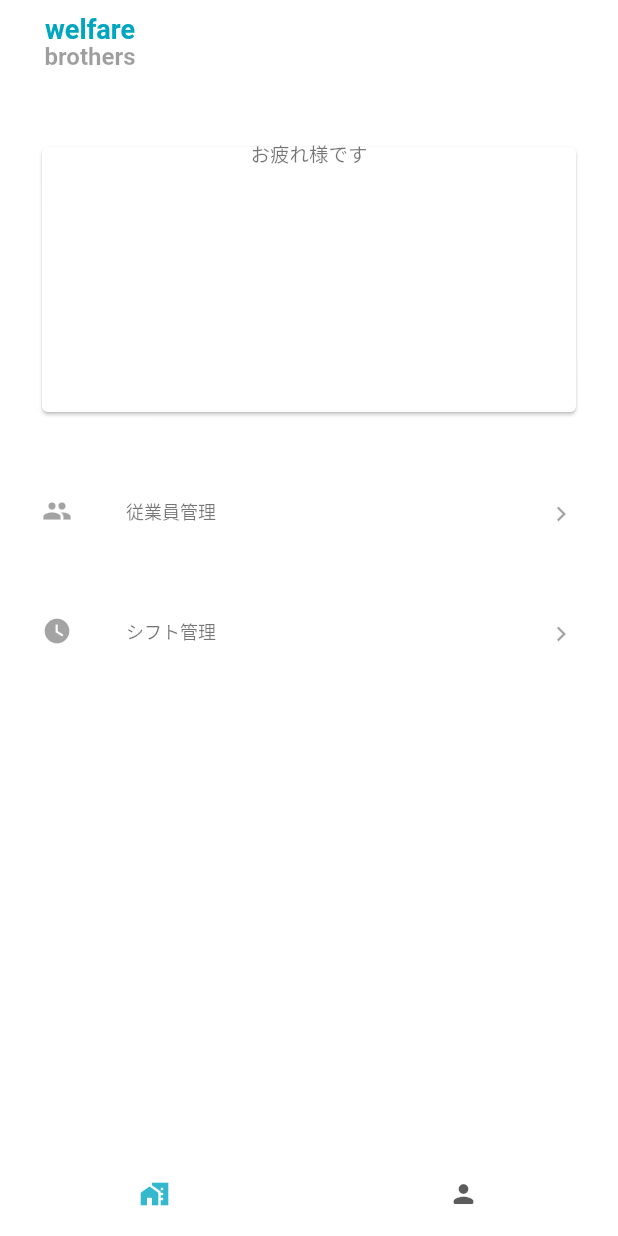
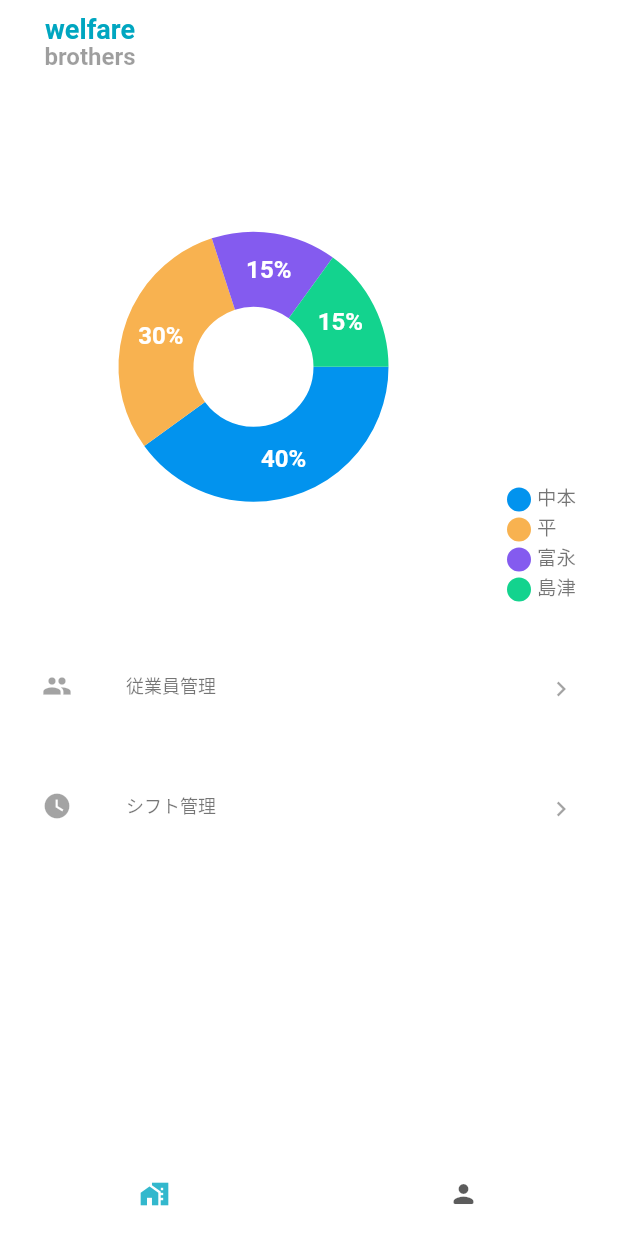
Before and after one commit to offg/welfarebrothers_for_woker, a Flutter app: the screen it shows after launch, on a phone screen of 412 x 824 dp. Run offline on Flutter 3.47's test engine with Material 2 defaults, Android fonts, the phone set to English and light mode, and no system bars; drawn by our look-alikes of fl_chart; our stand-ins replace dio, flutter_slidable, get_it; missing offline and left inert: welfarebrothers_for_worker_api_client.

Commit message:
small update

```diff
--- /dev/null
+++ b/lib/components/dashboard/dashboard.dart
@@ -0,0 +1,135 @@
+import 'package:fl_chart/fl_chart.dart';
+import 'package:flutter/material.dart';
+
+import 'indicator.dart';
+
+class PieChartDashboard extends StatefulWidget {
+  @override
+  _PieChartDashboardState createState() => _PieChartDashboardState();
+}
+
+class _PieChartDashboardState extends State<PieChartDashboard> {
+  int touchedIndex;
+  @override
+  Widget build(BuildContext context) {
+    return AspectRatio(
+      aspectRatio: 1.3,
+      child: Row(
+        children: <Widget>[
+          const SizedBox(
+            height: 18,
+          ),
+          Expanded(
+            child: AspectRatio(
+              aspectRatio: 1,
+              child: PieChart(
+                PieChartData(
+                    pieTouchData: PieTouchData(touchCallback: (pieTouchResponse) {
+                      setState(() {
+                        if (pieTouchResponse.touchInput is FlLongPressEnd || pieTouchResponse.touchInput is FlPanEnd) {
+                          touchedIndex = -1;
+                        } else {
+                          touchedIndex = pieTouchResponse.touchedSectionIndex;
+                        }
+                      });
+                    }),
+                    borderData: FlBorderData(
+                      show: false,
+                    ),
+                    sectionsSpace: 0,
+                    centerSpaceRadius: 40,
+                    sections: showingSections()),
+              ),
+            ),
+          ),
+          Column(
+            mainAxisSize: MainAxisSize.max,
+            mainAxisAlignment: MainAxisAlignment.end,
+            crossAxisAlignment: CrossAxisAlignment.start,
+            children: const <Widget>[
+              Indicator(
+                color: Color(0xff0293ee),
+                text: '中本',
+                isSquare: false,
+              ),
+              SizedBox(
+                height: 4,
+              ),
+              Indicator(
+                color: Color(0xfff8b250),
+                text: '平',
+                isSquare: false,
+              ),
+              SizedBox(
+                height: 4,
+              ),
+              Indicator(
+                color: Color(0xff845bef),
+                text: '富永',
+                isSquare: false,
+              ),
+              SizedBox(
+                height: 4,
+              ),
+              Indicator(
+                color: Color(0xff13d38e),
+                text: '島津',
+                isSquare: false,
+              ),
+              SizedBox(
+                height: 18,
+              ),
+            ],
+          ),
+          const SizedBox(
+            width: 28,
+          ),
+        ],
+      ),
+    );
+  }
+
+  List<PieChartSectionData> showingSections() {
+    return List.generate(4, (i) {
+      final isTouched = i == touchedIndex;
+      final double fontSize = isTouched ? 25 : 16;
+      final double radius = isTouched ? 60 : 50;
+      switch (i) {
+        case 0:
+          return PieChartSectionData(
+            color: const Color(0xff0293ee),
+            value: 40,
+            title: '40%',
+            radius: radius,
+            titleStyle: TextStyle(fontSize: fontSize, fontWeight: FontWeight.bold, color: const Color(0xffffffff)),
+          );
+        case 1:
+          return PieChartSectionData(
+            color: const Color(0xfff8b250),
+            value: 30,
+            title: '30%',
+            radius: radius,
+            titleStyle: TextStyle(fontSize: fontSize, fontWeight: FontWeight.bold, color: const Color(0xffffffff)),
+          );
+        case 2:
+          return PieChartSectionData(
+            color: const Color(0xff845bef),
+            value: 15,
+            title: '15%',
+            radius: radius,
+            titleStyle: TextStyle(fontSize: fontSize, fontWeight: FontWeight.bold, color: const Color(0xffffffff)),
+          );
+        case 3:
+          return PieChartSectionData(
+            color: const Color(0xff13d38e),
+            value: 15,
+            title: '15%',
+            radius: radius,
+            titleStyle: TextStyle(fontSize: fontSize, fontWeight: FontWeight.bold, color: const Color(0xffffffff)),
+          );
+        default:
+          return null;
+      }
+    });
+  }
+}
--- /dev/null
+++ b/lib/components/dashboard/indicator.dart
@@ -0,0 +1,40 @@
+import 'package:flutter/material.dart';
+
+class Indicator extends StatelessWidget {
+  final Color color;
+  final String text;
+  final bool isSquare;
+  final double size;
+  final Color textColor;
+
+  const Indicator({
+    Key key,
+    this.color,
+    this.text,
+    this.isSquare,
+    this.size = 16,
+    this.textColor = const Color(0xff505050),
+  }) : super(key: key);
+
+  @override
+  Widget build(BuildContext context) {
+    return Row(
+      children: <Widget>[
+        Container(
+          width: size,
+          height: size,
+          decoration: BoxDecoration(
+            shape: isSquare ? BoxShape.rectangle : BoxShape.circle,
+            color: color,
+          ),
+        ),
+        const SizedBox(
+          width: 4,
+        ),
+        Text(
+          text,
+        )
+      ],
+    );
+  }
+}
--- a/lib/screens/for_admin/facility_administration.dart
+++ b/lib/screens/for_admin/facility_administration.dart
@@ -1,6 +1,7 @@
 import 'package:flutter/material.dart';
 import 'package:provider/provider.dart';
 import 'package:welfarebrothers_for_worker/components/app/loading_overlay.dart';
+import 'package:welfarebrothers_for_worker/components/dashboard/dashboard.dart';
 import 'package:welfarebrothers_for_worker/components/logo.dart';
 import 'package:welfarebrothers_for_worker/view_models/facility_administration.dart';
 import 'package:welfarebrothers_for_worker/view_models/facility_worker_profile.dart';
@@ -68,16 +69,8 @@ class FacilityAdministrationScreen extends StatelessWidget {
         crossAxisAlignment: CrossAxisAlignment.stretch,
         children: [
           Expanded(
-            flex: 1,
-            child: Padding(
-              padding: const EdgeInsets.all(24.0),
-              child: Card(
-                  child: Column(
-                children: [
-                  Text("お疲れ様です"),
-                ],
-              )),
-            ),
+            flex: 2,
+            child: PieChartDashboard(),
           ),
           Expanded(
             flex: 2,
--- a/pubspec.yaml
+++ b/pubspec.yaml
@@ -35,8 +35,10 @@ dependencies:
   dio: ^3.0.10
   flutter_slidable: ^0.5.7
   openapi_dart_common: ^3.1.0
+  fl_chart: ^0.12.2
   welfarebrothers_for_worker_api_client:
     path: ../welfarebrothers_for_worker_api_client
+
 
   # The following adds the Cupertino Icons font to your application.
   # Use with the CupertinoIcons class for iOS style icons.
```
Also changed, not shown: pubspec.lock.
